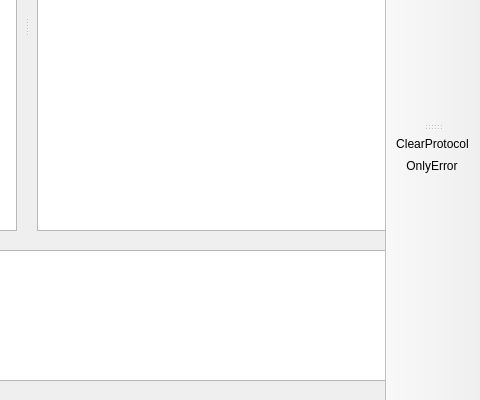
This is mainwindow.ui in kartsevaleria/TinyBasicParser as Qt 5 draws it before an edit; both pictures show x 384 to 864 and y 209 to 609 of the 864 by 609 pixel window. The edited form follows.
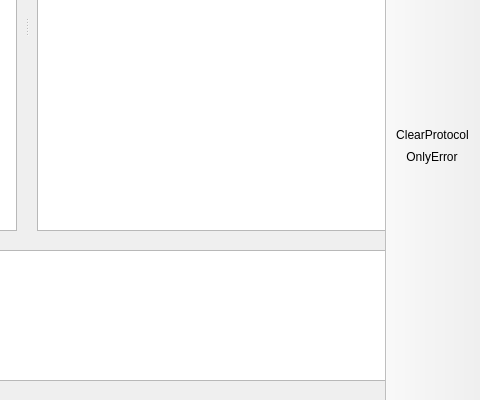
This is the edited form. Icons and pictures are not drawn.

The edit to the form file:
```diff
--- a/mainwindow.ui
+++ b/mainwindow.ui
@@ -122,6 +122,9 @@
    <property name="windowTitle">
     <string>toolBar</string>
    </property>
+   <property name="movable">
+    <bool>false</bool>
+   </property>
    <property name="iconSize">
     <size>
      <width>24</width>
```
Left out of the diff: 46 changed lines with no effect on the pictures.
